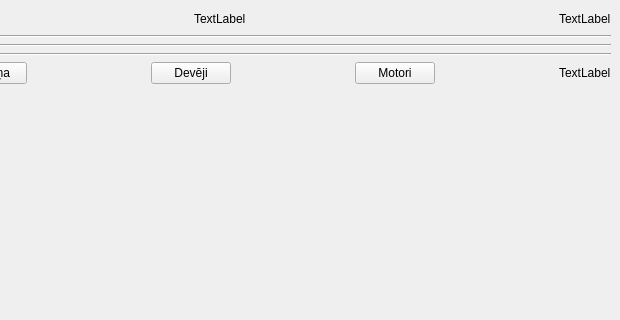
First picture: the form in hwservice.ui, repository kasarkonic/Sauka1, before the edit; both pictures show x 180 to 800 and y 0 to 320 of the 800 by 600 pixel window.
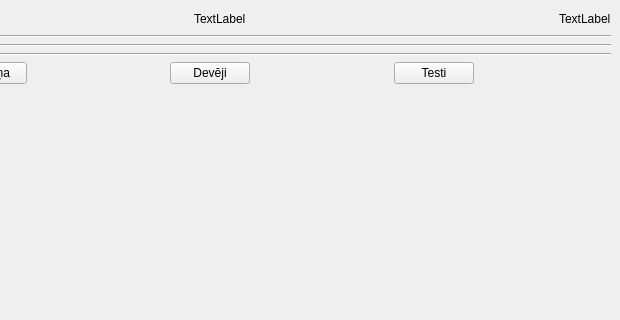
Second picture: the form after the edit.

The edit to the form file:
```diff
--- a/hwservice.ui
+++ b/hwservice.ui
@@ -143,7 +143,7 @@
           <item>
            <widget class="QPushButton" name="pushButton_invertor">
             <property name="text">
-             <string>Motori</string>
+             <string>Testi</string>
             </property>
            </widget>
           </item>
@@ -160,13 +160,6 @@
             </property>
            </spacer>
           </item>
-          <item>
-           <widget class="QLabel" name="label_4">
-            <property name="text">
-             <string>TextLabel</string>
-            </property>
-           </widget>
-          </item>
          </layout>
         </item>
        </layout>
```
Left out of the diff: 2 changed lines with no effect on the pictures.
